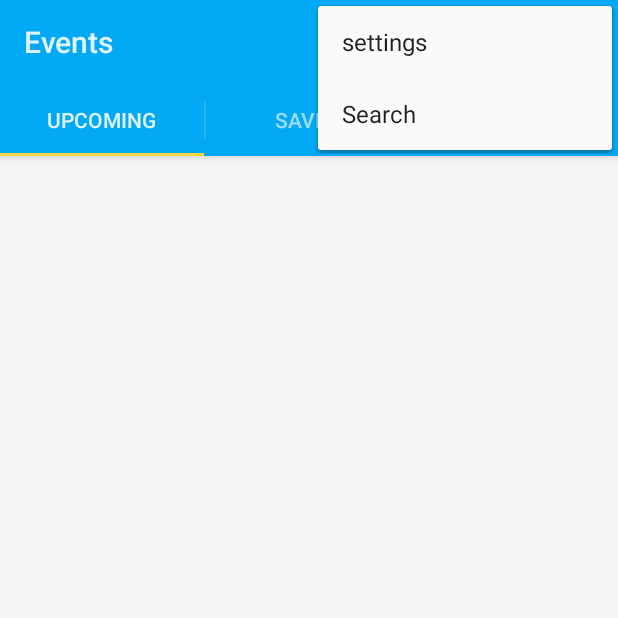
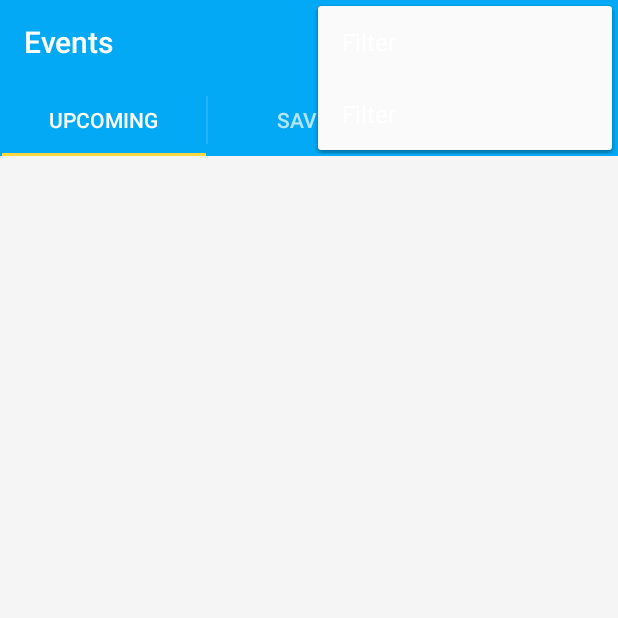
Before and after one commit to codeworxzw/OnCampus, an Android app: the screen it shows after launch (MainActivity), with the options menu open, on a phone screen of 412 x 824 dp, the top half of it. Run offline under Robolectric (Android 15) with nearby library versions, the phone set to English and light mode, and no system bars; libraries missing offline, so code that uses them is left out: com.orm; 4 statements that could not run were skipped.

Commit message:
Began implementing SearchView in the ActionBar to filter eventList

```diff
--- a/app/src/main/AndroidManifest.xml
+++ b/app/src/main/AndroidManifest.xml
@@ -37,7 +37,7 @@
         <activity
             android:label="@string/app_name"
             android:name=".EventDetailsActivity"
-            android:theme="@style/AppCompatTheme">
+            android:theme="@style/AppThemeNoBar">
         </activity>
 
     </application>
--- a/app/src/main/java/com/devon_dickson/apps/orgspace/EventDetailsActivity.java
+++ b/app/src/main/java/com/devon_dickson/apps/orgspace/EventDetailsActivity.java
@@ -23,6 +23,7 @@ public class EventDetailsActivity extends AppCompatActivity {
     public static TextView textHero;
     public static TextView textLocation;
     public static TextView textDate;
+    public static TextView textOrg;
     public static ImageView imageBanner;
     public static String imageURL;
     public static TextView textDescription;
@@ -44,6 +45,7 @@ public class EventDetailsActivity extends AppCompatActivity {
         //textHero = (TextView) findViewById(R.id.textHero);
         textLocation = (TextView) findViewById(R.id.textLocation);
         textDate = (TextView) findViewById(R.id.textDate);
+        textOrg = (TextView) findViewById(R.id.textOrg);
         imageBanner = (ImageView) findViewById(R.id.backdrop);
         textDescription = (TextView) findViewById(R.id.description);
         cardDate = (CardView) findViewById(R.id.cardDate);
@@ -54,6 +56,7 @@ public class EventDetailsActivity extends AppCompatActivity {
         textLocation.setText(event.getLocation());
         textDate.setText(event.getStartTime());
         textDescription.setText(event.getDescription());
+        textOrg.setText(event.getOrg());
 
         imageURL = "http://devon-dickson.com/images/events/"+ event.getImage();
         Log.d("Image URL", imageURL);
--- a/app/src/main/java/com/devon_dickson/apps/orgspace/MainActivity.java
+++ b/app/src/main/java/com/devon_dickson/apps/orgspace/MainActivity.java
@@ -1,8 +1,8 @@
 package com.devon_dickson.apps.orgspace;
 
-import android.app.ActionBar;
 import android.app.Activity;
 import android.app.ProgressDialog;
+import android.app.SearchManager;
 import android.os.AsyncTask;
 import android.support.v4.app.Fragment;
 import android.support.v4.app.FragmentActivity;
@@ -11,12 +11,14 @@ import android.support.v4.app.FragmentTransaction;
 import android.content.Context;
 import android.support.v4.view.ViewPager;
 import android.support.v4.widget.DrawerLayout;
+import android.support.v7.app.ActionBar;
 import android.support.v7.app.ActionBarActivity;
 import android.os.Bundle;
 import android.support.v7.app.ActionBarDrawerToggle;
 import android.support.v7.app.AppCompatActivity;
 import android.support.v7.widget.LinearLayoutManager;
 import android.support.v7.widget.RecyclerView;
+import android.support.v7.widget.SearchView;
 import android.support.v7.widget.Toolbar;
 import android.util.Log;
 import android.view.GestureDetector;
@@ -42,7 +44,7 @@ import java.util.List;
 import java.util.Locale;
 
 
-public class MainActivity extends FragmentActivity implements ActionBar.TabListener{
+public class MainActivity extends AppCompatActivity implements ActionBar.TabListener{
     private ViewPager viewPager;
     private TabPagerAdapter tabPagerAdapter;
     private ActionBar actionBar;
@@ -57,7 +59,7 @@ public class MainActivity extends FragmentActivity implements ActionBar.TabListe
         viewPager = (ViewPager) findViewById(R.id.viewPager);
         tabPagerAdapter = new TabPagerAdapter(getSupportFragmentManager());
         viewPager.setAdapter(tabPagerAdapter);
-        actionBar = getActionBar();
+        actionBar = getSupportActionBar();
         actionBar.setHomeButtonEnabled(true);
         actionBar.setNavigationMode(ActionBar.NAVIGATION_MODE_TABS);
         for (int i = 0; i < 3; i++) {
@@ -81,8 +83,11 @@ public class MainActivity extends FragmentActivity implements ActionBar.TabListe
 
     @Override
     public boolean onCreateOptionsMenu(Menu menu) {
-        // Inflate the menu; this adds items to the action bar if it is present.
-        getMenuInflater().inflate(R.menu.menu_main, menu);
+       super.onCreateOptionsMenu(menu);
+
+        //Inflate the menu; this adds items to the action bar if it is present.
+       getMenuInflater().inflate(R.menu.menu_main, menu);
+
         return true;
     }
 
@@ -94,25 +99,25 @@ public class MainActivity extends FragmentActivity implements ActionBar.TabListe
         int id = item.getItemId();
 
         //noinspection SimplifiableIfStatement
-        if (id == R.id.action_settings) {
-            return true;
-        }
+        //if (id == R.id.action_settings) {
+        //    return true;
+        //}
 
         return super.onOptionsItemSelected(item);
     }
 
     @Override
-    public void onTabSelected(ActionBar.Tab tab, android.app.FragmentTransaction fragmentTransaction) {
+    public void onTabSelected(ActionBar.Tab tab, FragmentTransaction ft) {
         viewPager.setCurrentItem(tab.getPosition());
     }
 
     @Override
-    public void onTabUnselected(ActionBar.Tab tab, android.app.FragmentTransaction fragmentTransaction) {
+    public void onTabUnselected(ActionBar.Tab tab, FragmentTransaction ft) {
 
     }
 
     @Override
-    public void onTabReselected(ActionBar.Tab tab, android.app.FragmentTransaction fragmentTransaction) {
+    public void onTabReselected(ActionBar.Tab tab, FragmentTransaction ft) {
 
     }
 }
--- a/app/src/main/java/com/devon_dickson/apps/orgspace/UpcomingTab.java
+++ b/app/src/main/java/com/devon_dickson/apps/orgspace/UpcomingTab.java
@@ -1,18 +1,24 @@
 package com.devon_dickson.apps.orgspace;
 
-import android.app.ActionBar;
 import android.app.ProgressDialog;
 import android.content.Intent;
 import android.os.AsyncTask;
 import android.os.Bundle;
 import android.support.annotation.Nullable;
 import android.support.v4.app.Fragment;
+import android.support.v4.view.MenuItemCompat;
 import android.support.v4.view.ViewPager;
 import android.support.v4.widget.SwipeRefreshLayout;
+import android.support.v7.app.ActionBar;
+import android.support.v7.app.AppCompatActivity;
 import android.support.v7.widget.LinearLayoutManager;
 import android.support.v7.widget.RecyclerView;
+import android.support.v7.widget.SearchView;
 import android.util.Log;
 import android.view.LayoutInflater;
+import android.view.Menu;
+import android.view.MenuInflater;
+import android.view.MenuItem;
 import android.view.View;
 import android.view.ViewGroup;
 import android.widget.AdapterView;
@@ -40,7 +46,7 @@ import java.util.Locale;
  */
 
 
-public class UpcomingTab extends Fragment {
+public class UpcomingTab extends Fragment implements SearchView.OnQueryTextListener{
 
     private SwipeRefreshLayout swipeContainer;
     private ProgressDialog pDialog;
@@ -64,9 +70,10 @@ public class UpcomingTab extends Fragment {
     private RecyclerView rv;
     private ActionBar ab;
     private LinearLayoutManager llm;
-    private ViewPager viewPager;
+    private RVAdapter mAdapter;
     // contacts JSONArray
-    JSONArray events = null;
+    ArrayList<Event> eventsArray;
+    List<Event> events;
     ArrayList<HashMap<String, String>> eventList;
 
     //@Override
@@ -81,7 +88,8 @@ public class UpcomingTab extends Fragment {
     }
 
     public void onViewCreated(View view, Bundle savedInstanceState) {
-        //lv = (ListView) view.findViewById(R.id.eventList);
+        super.onViewCreated(view, savedInstanceState);
+        setHasOptionsMenu(true);
         rv = (RecyclerView) view.findViewById(R.id.rv);
         llm = new LinearLayoutManager(getActivity());
         rv.setLayoutManager(llm);
@@ -102,9 +110,52 @@ public class UpcomingTab extends Fragment {
                 android.R.color.holo_orange_light,
                 android.R.color.holo_red_light);
 
-        ab = getActivity().getActionBar();
+        ab = ((AppCompatActivity)getActivity()).getSupportActionBar();
         ab.setTitle("Events");
+
+        mAdapter = new RVAdapter(events, new RVAdapter.OnItemClickListener() {
+            @Override public void onItemClick(Event event) {
+                openEvent(event.getEventID());
+            }
+        });
     }
+
+    @Override
+    public void onCreateOptionsMenu(Menu menu, MenuInflater inflater) {
+        inflater.inflate(R.menu.menu_main, menu);
+
+        final MenuItem item = menu.findItem(R.id.menu_search);
+        final SearchView searchView = (SearchView) MenuItemCompat.getActionView(item);
+        searchView.setOnQueryTextListener(this);
+    }
+
+    @Override
+    public boolean onQueryTextChange(String query) {
+        final List<Event> filteredEventList = filter(events, query);
+        mAdapter.animateTo(filteredEventList);
+        rv.scrollToPosition(0);
+        return true;
+    }
+
+    @Override
+    public boolean onQueryTextSubmit(String query) {
+        return false;
+    }
+
+    private List<Event> filter(List<Event> events, String query) {
+        query = query.toLowerCase();
+
+        final List<Event> filteredEventList = new ArrayList<>();
+        for (Event event : events) {
+            final String text = event.getName().toLowerCase();
+            if (text.contains(query)) {
+                filteredEventList.add(event);
+            }
+        }
+        return filteredEventList;
+    }
+
+
 
     public class GetContacts extends AsyncTask<Void, Void, Void> {
 
@@ -126,13 +177,19 @@ public class UpcomingTab extends Fragment {
         protected void onPostExecute(Void result) {
             super.onPostExecute(result);
             Log.d("getContacts status", "postExecute");
-            List<Event> events = Event.listAll(Event.class);
-            rv.setAdapter(new RVAdapter(events, new RVAdapter.OnItemClickListener() {
+            events = Event.listAll(Event.class);
+            eventsArray = new ArrayList<>();
+
+            for (Event e : events) {
+                eventsArray.add(e);
+            }
+
+            rv.setAdapter(mAdapter);
+            mAdapter = new RVAdapter(events, new RVAdapter.OnItemClickListener() {
                 @Override public void onItemClick(Event event) {
                     openEvent(event.getEventID());
                 }
-            }));
-
+            });
         }
     }
 
--- /dev/null
+++ b/app/src/main/res/drawable/ic_filter_list_24dp.xml
@@ -0,0 +1,10 @@
+<vector xmlns:android="http://schemas.android.com/apk/res/android"
+        android:width="24dp"
+        android:height="24dp"
+        android:viewportWidth="24.0"
+        android:viewportHeight="24.0"
+        android:tint="@color/bright_foreground_material_light">
+    <path
+        android:fillColor="#FF000000"
+        android:pathData="M10,18h4v-2h-4v2zM3,6v2h18V6H3zm3,7h12v-2H6v2z"/>
+</vector>
--- a/app/src/main/res/layout/activity_main.xml
+++ b/app/src/main/res/layout/activity_main.xml
@@ -2,6 +2,7 @@
 <FrameLayout xmlns:android="http://schemas.android.com/apk/res/android"
     android:layout_width="match_parent"
     android:layout_height="match_parent">
+    <include layout="@layout/toolbar_with_filter"/>
     <android.support.v4.view.ViewPager xmlns:android="http://schemas.android.com/apk/res/android"
         android:id="@+id/viewPager"
         android:layout_width="match_parent"
--- a/app/src/main/res/menu/menu_main.xml
+++ b/app/src/main/res/menu/menu_main.xml
@@ -3,16 +3,17 @@
     xmlns:tools="http://schemas.android.com/tools"
     tools:context=".MainActivity">
     <item
-        android:id="@+id/action_settings"
+        android:id="@+id/menu_filter"
+        android:orderInCategory="200"
+        android:title="Filter"
+        android:icon="@drawable/ic_filter_list_24dp"
+        app:showAsAction="ifRoom"/>
+    <item
+        android:id="@+id/menu_search"
         android:orderInCategory="100"
-        android:title="settings"
-        app:showAsAction="never" />
-    <item
-        android:id="@+id/action_search"
-        android:orderInCategory="200"
         android:title="Search"
-        android:icon="@drawable/ic_search"
-        app:showAsAction="ifRoom"
-        ></item>
+        app:actionViewClass="android.support.v7.widget.SearchView"
+        app:showAsAction="always"
+        />
 
 </menu>
--- a/app/src/main/res/values/styles.xml
+++ b/app/src/main/res/values/styles.xml
@@ -1,8 +1,7 @@
 <?xml version="1.0" encoding="utf-8"?>
 <resources>
 
-    <style name="AppTheme" parent="android:Theme.Material.Light.DarkActionBar">
-
+    <style name="AppThemeNoBar" parent="Theme.AppCompat.Light.NoActionBar">
         <item name="android:colorPrimary">@color/primary_material_light</item>
         <item name="android:colorPrimaryDark">@color/primary_material_dark</item>
         <item name="android:colorAccent">@color/accent_material_light</item>
@@ -10,9 +9,12 @@
         <item name="android:statusBarColor">@color/primary_material_dark</item>
         <item name="android:navigationBarColor">@android:color/black</item>
         <item name="android:windowBackground">@color/window_background</item>
+        <item name="colorPrimary">@color/primary_material_light</item>
+        <item name="colorPrimaryDark">@color/primary_material_dark</item>
+        <item name="colorAccent">@color/accent_material_light</item>
     </style>
 
-    <style name="AppCompatTheme" parent="Theme.AppCompat.Light.NoActionBar">
+    <style name="AppTheme" parent="Theme.AppCompat.Light.DarkActionBar">
         <item name="android:colorPrimary">@color/primary_material_light</item>
         <item name="android:colorPrimaryDark">@color/primary_material_dark</item>
         <item name="android:colorAccent">@color/accent_material_light</item>
```
Also changed, not shown: app/src/main/java/com/devon_dickson/apps/orgspace/RVAdapter.java (+57 -1 lines), app/src/main/res/layout/activity_event_details.xml (+1 -13 lines), app/src/main/res/layout/toolbar_with_filter.xml (added, +8 -0 lines), app/src/main/res/drawable/place.png (added), 2 other files.
